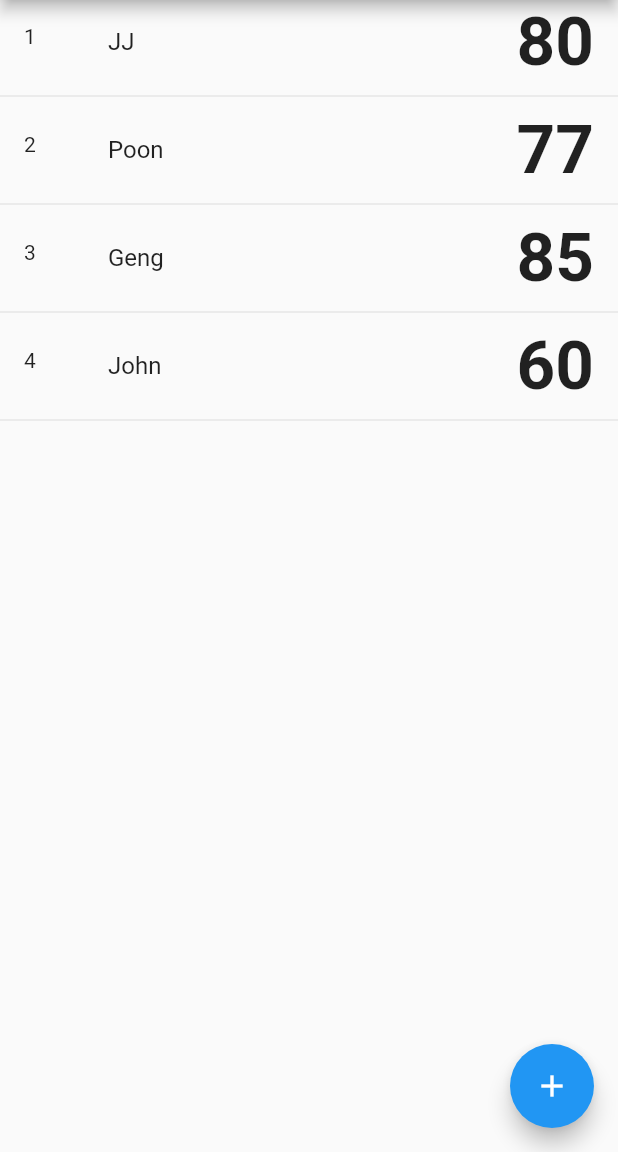
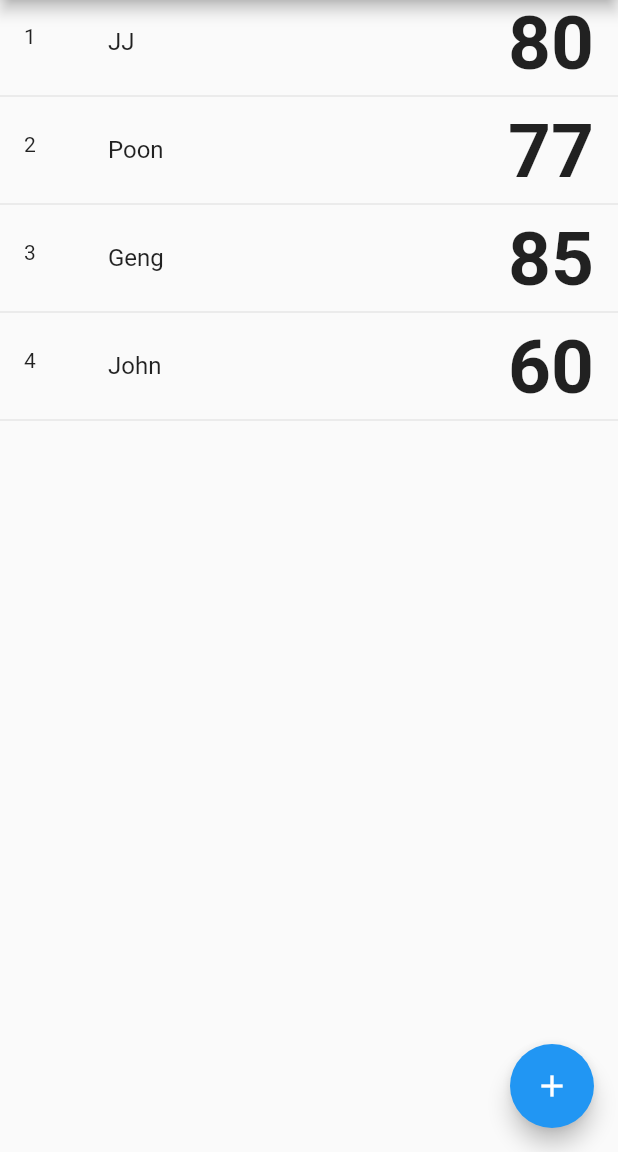
Before and after one commit to YongYangyuen/Flutter-my_scores_list, a Flutter app: the screen it shows after launch, on a phone screen of 412 x 824 dp, the part 84-1236 px from its top. Run offline on Flutter 3.47's test engine with Material 2 defaults, Android fonts, the phone set to English and light mode, and no system bars; missing offline and left inert: numeric_keyboard.

```diff
--- a/lib/main.dart
+++ b/lib/main.dart
@@ -57,8 +57,8 @@ class MyHomePage extends StatefulWidget {
 }
 
 class _MyHomePageState extends State<MyHomePage> {
-  final items = ['JJ', 'Poon', 'Geng', 'John'];
-  final scores = [80, 77, 85, 60];
+  List items = ['JJ', 'Poon', 'Geng', 'John'];
+  List scores = [80, 77, 85, 60];
 
   @override
   Widget build(BuildContext context) {
@@ -89,7 +89,7 @@ class _MyHomePageState extends State<MyHomePage> {
                   scores[index].toString(),
                   style: TextStyle(
                     fontWeight: FontWeight.bold,
-                    fontSize: 45,
+                    fontSize: 50,
                   ),
                 ),
               ),
```
Also changed, not shown: lib/presentation/add_screen.dart (+10 -2 lines).
